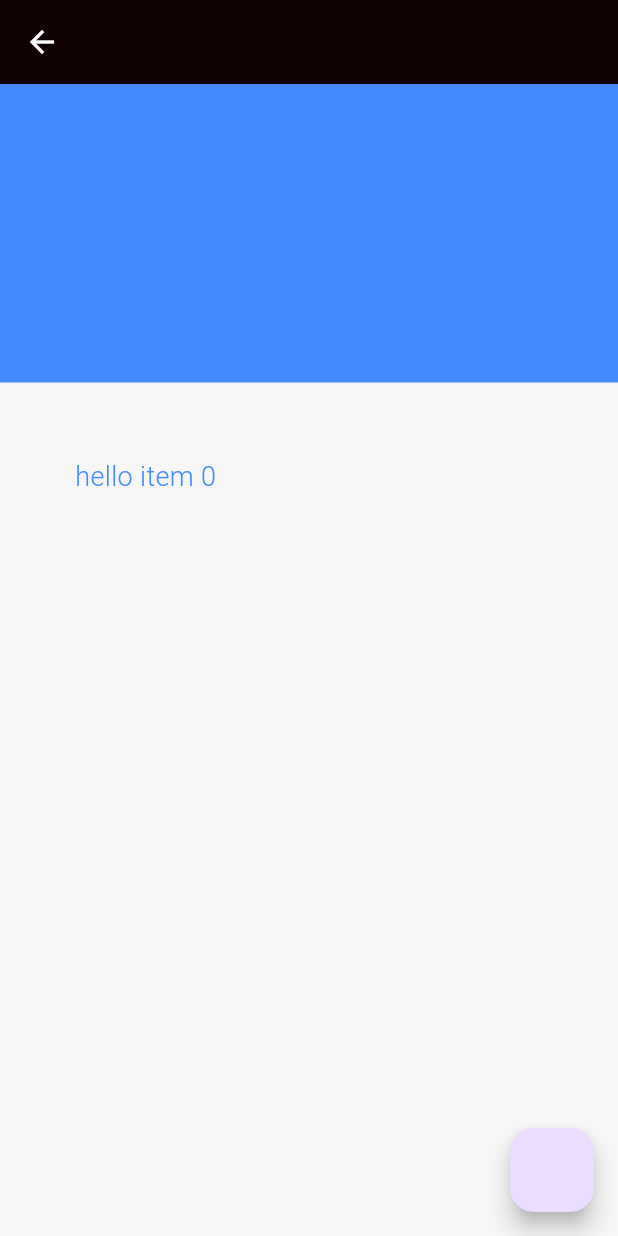
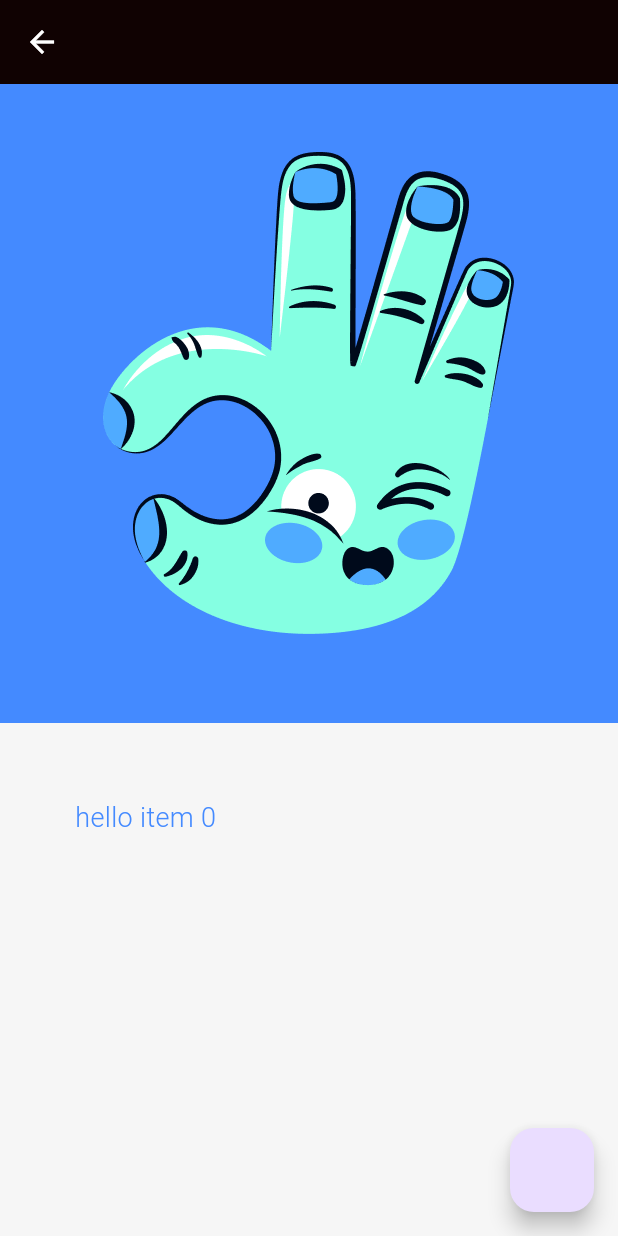
Before and after one commit to ArthurGuatsaev/store_example, a Flutter app: the screen it shows after launch, after a tap on an icon or button, on a phone screen of 412 x 824 dp. Run offline on Flutter 3.47's test engine with Material 3 defaults, Android fonts, the light colour scheme and no system bars; our stand-ins replace bloc, flutter_bloc.

Commit message:
@ArthurAlan

```diff
--- a/lib/get_any/view/item/item_page.dart
+++ b/lib/get_any/view/item/item_page.dart
@@ -7,7 +7,12 @@ import '../../domain/blocs/file/file_bloc.dart';
 
 class ItemPage extends StatelessWidget {
   final String item;
-  const ItemPage({super.key, required this.item});
+  final int image;
+  const ItemPage({
+    super.key,
+    required this.item,
+    required this.image,
+  });
 
   @override
   Widget build(BuildContext context) {
@@ -20,8 +25,8 @@ class ItemPage extends StatelessWidget {
       child: LayoutBuilder(
         builder: (context, constraints) {
           return switch (constraints.minWidth) {
-            < 500 => SItemPage(item: item),
-            _ => SItemPage(item: item),
+            < 500 => SItemPage(item: item, image: image),
+            _ => SItemPage(item: item, image: image),
           };
         },
       ),
--- a/lib/get_any/view/item/screens/small/s_item_page.dart
+++ b/lib/get_any/view/item/screens/small/s_item_page.dart
@@ -3,13 +3,16 @@ import 'package:flutter_bloc/flutter_bloc.dart';
 
 import 'package:store_example/const/extension.dart';
 import 'package:store_example/get_any/domain/blocs/file/file_bloc.dart';
+import 'package:store_example/get_any/view/main/widgets/my_listtile.dart';
 import 'package:store_example/get_any/view/widgets/my_appbar.dart';
 
 class SItemPage extends StatefulWidget {
   final String item;
+  final int image;
   const SItemPage({
     super.key,
     required this.item,
+    required this.image,
   });
 
   @override
@@ -33,11 +36,17 @@ class _SItemPageState extends State<SItemPage> {
           SliverToBoxAdapter(
             child: Hero(
               tag: 'item ${widget.item}',
-              child: Container(
-                width: 100,
-                height: 199,
-                color: context.color.primary,
-                child: Center(child: Text(value!)),
+              child: FittedBox(
+                child: Container(
+                  color: context.color.primary,
+                  child: Column(
+                    mainAxisAlignment: MainAxisAlignment.center,
+                    children: [
+                      ImageHolder(image: 'assets/images/${widget.image}.png'),
+                      Text(value!),
+                    ],
+                  ),
+                ),
               ),
             ),
           ),
--- a/lib/get_any/view/main/screens/small/s_main_page.dart
+++ b/lib/get_any/view/main/screens/small/s_main_page.dart
@@ -1,3 +1,5 @@
+import 'dart:math';
+
 import 'package:flutter/material.dart';
 import 'package:flutter_bloc/flutter_bloc.dart';
 import '/navigation/router.dart';
@@ -44,13 +46,15 @@ class _AnyListViewState extends State<AnyListView> {
       itemCount: widget.state.anyList.length,
       itemBuilder: (context, index) {
         final item = widget.state.anyList[index];
+        final image = Random().nextInt(4);
         any.add(LoadNextAnyDataEvent(index: index));
         return Hero(
           tag: 'item $item',
           child: Material(
             child: MyListTile(
+              image: 'assets/images/$image.png',
               item: 'какое-то название --> $item',
-              func: () => MyNavigatorManager.instance.pushItem(item),
+              func: () => MyNavigatorManager.instance.pushItem(item, image),
             ),
           ),
         );
--- a/lib/get_any/view/main/widgets/my_listtile.dart
+++ b/lib/get_any/view/main/widgets/my_listtile.dart
@@ -2,14 +2,12 @@ import 'package:flutter/material.dart';
 import 'package:store_example/const/extension.dart';
 
 class MyListTile extends StatelessWidget {
-  const MyListTile({
-    super.key,
-    required this.item,
-    required this.func,
-  });
+  const MyListTile(
+      {super.key, required this.item, required this.func, this.image});
 
   final String item;
   final Function() func;
+  final String? image;
 
   @override
   Widget build(BuildContext context) {
@@ -22,9 +20,29 @@ class MyListTile extends StatelessWidget {
         ),
         titleAlignment: ListTileTitleAlignment.top,
         tileColor: context.color.primary,
+        leading: image != null ? ImageHolder(image: image) : null,
         contentPadding: const EdgeInsets.symmetric(horizontal: 12, vertical: 5),
         title: Text(item),
       ),
     );
   }
 }
+
+class ImageHolder extends StatelessWidget {
+  const ImageHolder({
+    super.key,
+    required this.image,
+  });
+
+  final String? image;
+
+  @override
+  Widget build(BuildContext context) {
+    return Image.asset(
+      image!,
+      errorBuilder: (context, error, stackTrace) =>
+          const CircularProgressIndicator.adaptive(),
+      fit: BoxFit.fill,
+    );
+  }
+}
--- a/lib/navigation/router/delegate.dart
+++ b/lib/navigation/router/delegate.dart
@@ -17,7 +17,11 @@ class MyRouterDelegate extends RouterDelegate<MyNavigationState>
         const MaterialPage(child: MainPage()),
         if (myNS?.item == true)
           MaterialPage(
-              child: ItemPage(item: param['item'] as String), name: 'item')
+              child: ItemPage(
+                item: param['item'] as String,
+                image: param['image'] as int,
+              ),
+              name: 'item')
       ],
       onPopPage: onPop,
     );
--- a/lib/navigation/router/nav_manager.dart
+++ b/lib/navigation/router/nav_manager.dart
@@ -16,9 +16,10 @@ class MyNavigatorManager {
     delegate.notify();
   }
 
-  void pushItem(String item) {
+  void pushItem(String item, int image) {
     delegate.myNS = MyNavigationState.item();
     delegate.param['item'] = item;
+    delegate.param['image'] = image;
     delegate.notify();
   }
 }
```
Also changed, not shown: assets/images/0.png (added), assets/images/1.png (added), assets/images/2.png (added), assets/images/3.png (added), assets/images/4.png (added).
